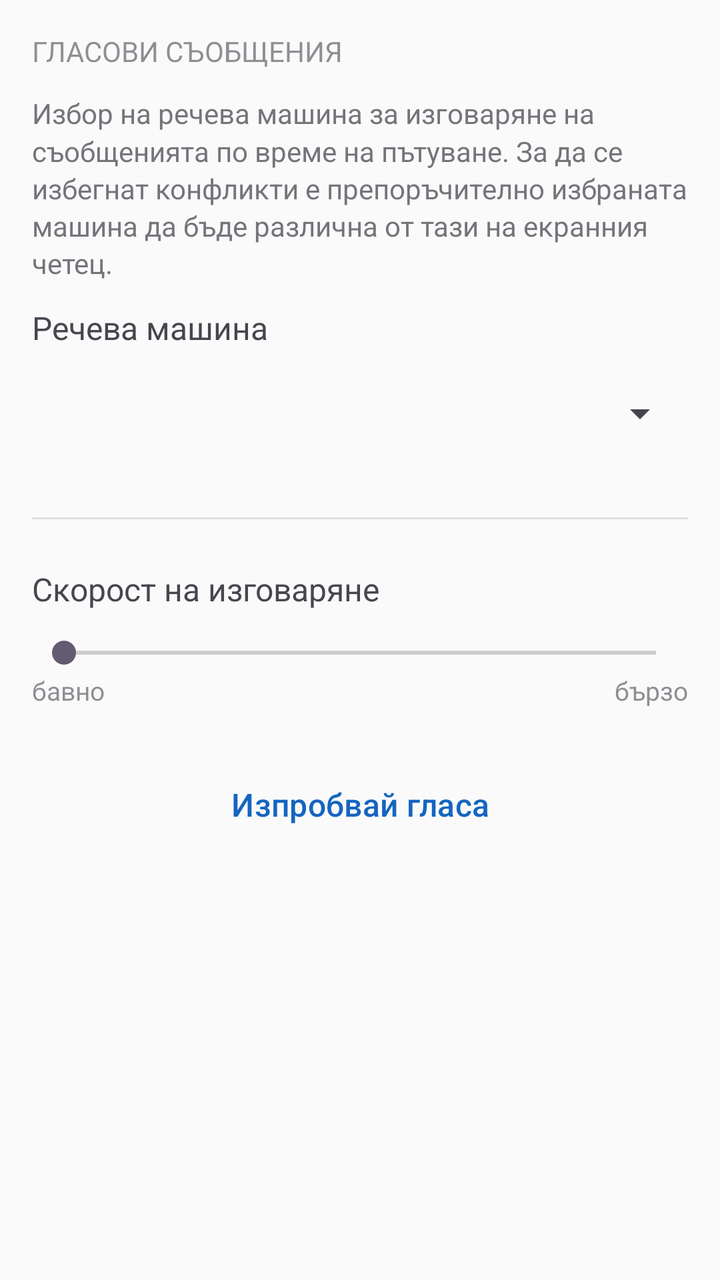
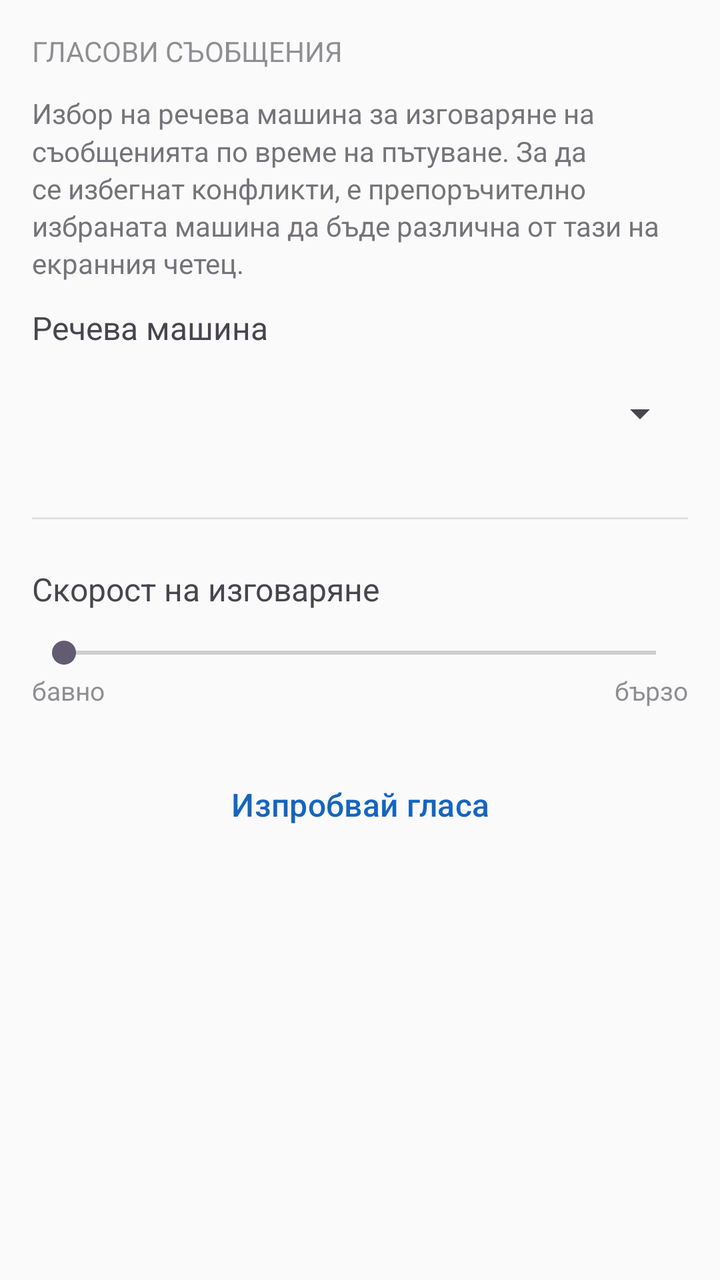

The first picture is an Android layout as it rendered before a commit; the second is the same layout after the commit. The layout source and the unified diff follow.
<!-- AndroidManifest.xml: application theme Theme.SofiaTransit -->
<!-- res/layout/fragment_settings.xml -->
<?xml version="1.0" encoding="utf-8"?>
<ScrollView xmlns:android="http://schemas.android.com/apk/res/android"
    android:layout_width="match_parent"
    android:layout_height="match_parent"
    android:padding="16dp">

    <LinearLayout
        android:layout_width="match_parent"
        android:layout_height="wrap_content"
        android:orientation="vertical">

        <TextView
            android:layout_width="match_parent"
            android:layout_height="wrap_content"
            android:text="Гласови съобщения"
            android:textSize="14sp"
            android:textAllCaps="true"
            android:alpha="0.6"
            android:accessibilityHeading="true"
            android:paddingBottom="12dp"/>

        
        <TextView
            android:layout_width="match_parent"
            android:layout_height="wrap_content"
            android:text="Избор на речева машина за изговаряне на съобщенията по време на пътуване. За да се избегнат конфликти е препоръчително избраната машина да бъде различна от тази на екранния четец."
            android:textSize="14sp"
            android:alpha="0.75"
            android:lineSpacingMultiplier="1.15"
            android:paddingBottom="12dp"/>

        
        <TextView android:id="@+id/tvEngineLabel"
            android:layout_width="match_parent"
            android:layout_height="wrap_content"
            android:text="Речева машина"
            android:textSize="16sp"
            android:paddingBottom="4dp"/>

        <Spinner android:id="@+id/spinnerEngine"
            android:layout_width="match_parent"
            android:layout_height="56dp"
            android:minHeight="48dp"
            android:popupBackground="@color/surface"/>

        <View android:layout_width="match_parent" android:layout_height="1dp"
            android:background="#E0E0E0" android:layout_marginVertical="24dp"/>

        <TextView android:id="@+id/tvRateLabel"
            android:layout_width="match_parent"
            android:layout_height="wrap_content"
            android:text="Скорост на изговаряне"
            android:textSize="16sp"/>

        <SeekBar android:id="@+id/seekRate"
            android:layout_width="match_parent"
            android:layout_height="wrap_content"
            android:layout_marginTop="12dp"/>

        
        <LinearLayout
            android:layout_width="match_parent"
            android:layout_height="wrap_content"
            android:orientation="horizontal">

            <TextView
                android:layout_width="0dp" android:layout_weight="1"
                android:layout_height="wrap_content"
                android:text="бавно" android:textSize="13sp" android:alpha="0.6"/>

            <TextView android:id="@+id/tvRateValue"
                android:layout_width="0dp" android:layout_weight="1"
                android:layout_height="wrap_content"
                android:gravity="center"
                android:textSize="14sp"/>

            <TextView
                android:layout_width="0dp" android:layout_weight="1"
                android:layout_height="wrap_content"
                android:gravity="end"
                android:text="бързо" android:textSize="13sp" android:alpha="0.6"/>
        </LinearLayout>

        <Button android:id="@+id/btnTestSpeech"
            android:layout_width="match_parent"
            android:layout_height="56dp"
            android:layout_marginTop="20dp"
            android:text="Изпробвай гласа"
            style="@style/Widget.Material3.Button.TextButton"/>

    </LinearLayout>
</ScrollView>
<!-- resources referenced by this layout -->
<resources>
  <color name="surface">#FFFFFF</color>
  <style name="Theme.SofiaTransit" parent="Theme.Material3.DayNight.NoActionBar">
          <item name="colorPrimary">@color/primary</item>
          <item name="colorOnPrimary">@color/on_primary</item>
          <item name="colorPrimaryContainer">@color/primary_container</item>
          <item name="colorSurface">@color/surface</item>
          <item name="android:windowBackground">@color/background</item>
          
          <item name="android:textSize">16sp</item>
          
          <item name="minTouchTargetSize">48dp</item>
      </style>
  <color name="primary">#1565C0</color>
  <color name="on_primary">#FFFFFF</color>
  <color name="primary_container">#BBDEFB</color>
  <color name="background">#FAFAFA</color>
</resources>

<!-- the commit's change to res/layout/fragment_settings.xml (unified diff, before → after) -->
@@ -23,7 +23,7 @@
         <TextView
             android:layout_width="match_parent"
             android:layout_height="wrap_content"
-            android:text="Избор на речева машина за изговаряне на съобщенията по време на пътуване. За да се избегнат конфликти е препоръчително избраната машина да бъде различна от тази на екранния четец."
+            android:text="Избор на речева машина за изговаряне на съобщенията по време на пътуване. За да се избегнат конфликти, е препоръчително избраната машина да бъде различна от тази на екранния четец."
             android:textSize="14sp"
             android:alpha="0.75"
             android:lineSpacingMultiplier="1.15"
